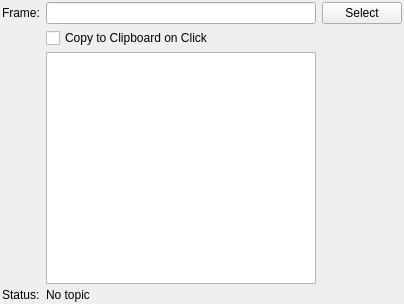
This is mapviz_plugins/ui/coordinate_picker_config.ui in swri-robotics/mapviz as Qt 5 draws it before an edit. The edited form follows.
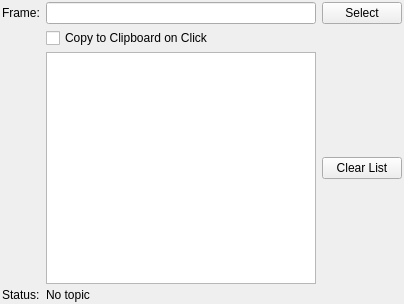
This is the edited form.

Commit message: Add button to clear list of coordinates

The edit to the form file:
```diff
--- a/mapviz_plugins/ui/coordinate_picker_config.ui
+++ b/mapviz_plugins/ui/coordinate_picker_config.ui
@@ -85,6 +85,13 @@
    <item row="2" column="2">
     <widget class="QPlainTextEdit" name="plainTextEdit"/>
    </item>
+   <item row="2" column="3">
+    <widget class="QPushButton" name="clearListButton">
+     <property name="text">
+      <string>Clear List</string>
+     </property>
+    </widget>
+   </item>
   </layout>
  </widget>
  <resources/>
```
The commit also changes 2 other files.
